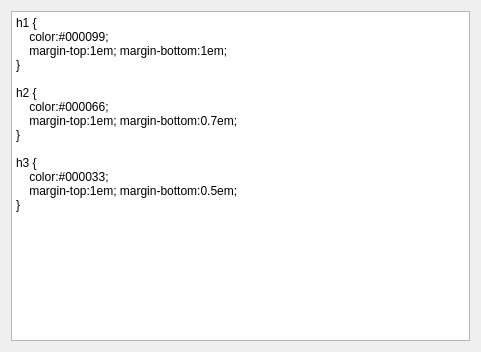
Above: kword/plugins/scripting/scripts/importdoxyxmlstyle.ui from KDE/calligra before the change. Below: the same form after it.
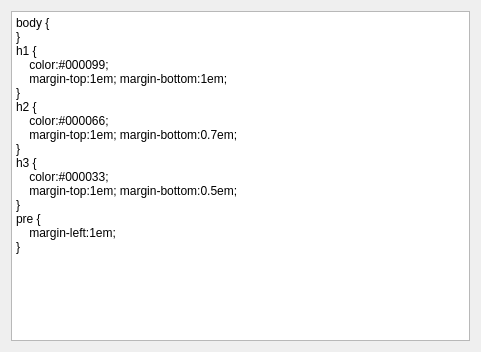
That is the form after the change.

What changed in the file:
```diff
--- a/kword/plugins/scripting/scripts/importdoxyxmlstyle.ui
+++ b/kword/plugins/scripting/scripts/importdoxyxmlstyle.ui
@@ -19,21 +19,23 @@
       <string>&lt;html>&lt;head>&lt;meta name="qrichtext" content="1" />&lt;style type="text/css">
 p, li { white-space: pre-wrap; }
 &lt;/style>&lt;/head>&lt;body style=" font-family:'Sans Serif'; font-size:9pt; font-weight:400; font-style:normal;">
+&lt;p style=" margin-top:0px; margin-bottom:0px; margin-left:0px; margin-right:0px; -qt-block-indent:0; text-indent:0px;">body {&lt;/p>
+&lt;p style=" margin-top:0px; margin-bottom:0px; margin-left:0px; margin-right:0px; -qt-block-indent:0; text-indent:0px;">}&lt;/p>
 &lt;p style=" margin-top:0px; margin-bottom:0px; margin-left:0px; margin-right:0px; -qt-block-indent:0; text-indent:0px;">h1 {&lt;/p>
 &lt;p style=" margin-top:0px; margin-bottom:0px; margin-left:0px; margin-right:0px; -qt-block-indent:0; text-indent:0px;">    color:#000099;&lt;/p>
 &lt;p style=" margin-top:0px; margin-bottom:0px; margin-left:0px; margin-right:0px; -qt-block-indent:0; text-indent:0px;">    margin-top:1em; margin-bottom:1em;&lt;/p>
 &lt;p style=" margin-top:0px; margin-bottom:0px; margin-left:0px; margin-right:0px; -qt-block-indent:0; text-indent:0px;">}&lt;/p>
-&lt;p style="-qt-paragraph-type:empty; margin-top:0px; margin-bottom:0px; margin-left:0px; margin-right:0px; -qt-block-indent:0; text-indent:0px;">&lt;/p>
 &lt;p style=" margin-top:0px; margin-bottom:0px; margin-left:0px; margin-right:0px; -qt-block-indent:0; text-indent:0px;">h2 {&lt;/p>
 &lt;p style=" margin-top:0px; margin-bottom:0px; margin-left:0px; margin-right:0px; -qt-block-indent:0; text-indent:0px;">    color:#000066;&lt;/p>
 &lt;p style=" margin-top:0px; margin-bottom:0px; margin-left:0px; margin-right:0px; -qt-block-indent:0; text-indent:0px;">    margin-top:1em; margin-bottom:0.7em;&lt;/p>
 &lt;p style=" margin-top:0px; margin-bottom:0px; margin-left:0px; margin-right:0px; -qt-block-indent:0; text-indent:0px;">}&lt;/p>
-&lt;p style="-qt-paragraph-type:empty; margin-top:0px; margin-bottom:0px; margin-left:0px; margin-right:0px; -qt-block-indent:0; text-indent:0px;">&lt;/p>
 &lt;p style=" margin-top:0px; margin-bottom:0px; margin-left:0px; margin-right:0px; -qt-block-indent:0; text-indent:0px;">h3 {&lt;/p>
 &lt;p style=" margin-top:0px; margin-bottom:0px; margin-left:0px; margin-right:0px; -qt-block-indent:0; text-indent:0px;">    color:#000033;&lt;/p>
 &lt;p style=" margin-top:0px; margin-bottom:0px; margin-left:0px; margin-right:0px; -qt-block-indent:0; text-indent:0px;">    margin-top:1em; margin-bottom:0.5em;&lt;/p>
 &lt;p style=" margin-top:0px; margin-bottom:0px; margin-left:0px; margin-right:0px; -qt-block-indent:0; text-indent:0px;">}&lt;/p>
-&lt;p style="-qt-paragraph-type:empty; margin-top:0px; margin-bottom:0px; margin-left:0px; margin-right:0px; -qt-block-indent:0; text-indent:0px;">&lt;/p>&lt;/body>&lt;/html></string>
+&lt;p style=" margin-top:0px; margin-bottom:0px; margin-left:0px; margin-right:0px; -qt-block-indent:0; text-indent:0px;">pre {&lt;/p>
+&lt;p style=" margin-top:0px; margin-bottom:0px; margin-left:0px; margin-right:0px; -qt-block-indent:0; text-indent:0px;">    margin-left:1em;&lt;/p>
+&lt;p style=" margin-top:0px; margin-bottom:0px; margin-left:0px; margin-right:0px; -qt-block-indent:0; text-indent:0px;">}&lt;/p>&lt;/body>&lt;/html></string>
      </property>
      <property name="acceptRichText" >
       <bool>false</bool>
```
